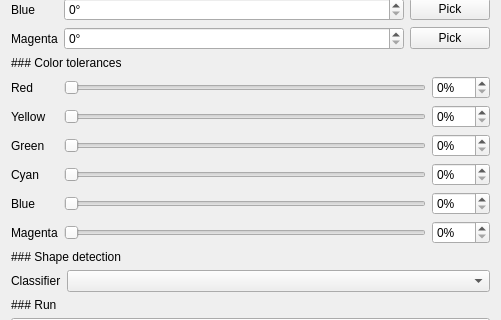
Before: the Qt Designer form src/tacty/ui/forms/tracking.ui in TactileLibrary/tacty, drawn with Qt 5; both pictures show x 0 to 501 and y 357 to 677 of the 501 by 873 pixel window.
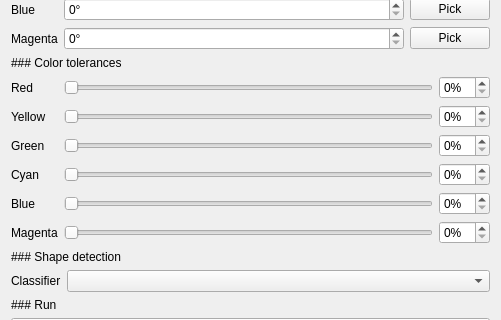
After: the same form once the commit is applied.

Commit message: color map extraction speedup

```diff
--- a/src/tacty/ui/forms/tracking.ui
+++ b/src/tacty/ui/forms/tracking.ui
@@ -432,7 +432,7 @@
        <item>
         <widget class="QSlider" name="redToleranceSlider">
          <property name="maximum">
-          <number>100</number>
+          <number>75</number>
          </property>
          <property name="orientation">
           <enum>Qt::Orientation::Horizontal</enum>
@@ -448,7 +448,7 @@
           <string>%</string>
          </property>
          <property name="maximum">
-          <number>100</number>
+          <number>75</number>
          </property>
         </widget>
        </item>
@@ -466,7 +466,7 @@
        <item>
         <widget class="QSlider" name="yellowToleranceSlider">
          <property name="maximum">
-          <number>100</number>
+          <number>75</number>
          </property>
          <property name="orientation">
           <enum>Qt::Orientation::Horizontal</enum>
@@ -482,7 +482,7 @@
           <string>%</string>
          </property>
          <property name="maximum">
-          <number>100</number>
+          <number>75</number>
          </property>
         </widget>
        </item>
@@ -500,7 +500,7 @@
        <item>
         <widget class="QSlider" name="greenToleranceSlider">
          <property name="maximum">
-          <number>100</number>
+          <number>75</number>
          </property>
          <property name="orientation">
           <enum>Qt::Orientation::Horizontal</enum>
@@ -516,7 +516,7 @@
           <string>%</string>
          </property>
          <property name="maximum">
-          <number>100</number>
+          <number>75</number>
          </property>
         </widget>
        </item>
@@ -534,7 +534,7 @@
        <item>
         <widget class="QSlider" name="cyanToleranceSlider">
          <property name="maximum">
-          <number>100</number>
+          <number>75</number>
          </property>
          <property name="orientation">
           <enum>Qt::Orientation::Horizontal</enum>
@@ -550,7 +550,7 @@
           <string>%</string>
          </property>
          <property name="maximum">
-          <number>100</number>
+          <number>75</number>
          </property>
         </widget>
        </item>
@@ -568,7 +568,7 @@
        <item>
         <widget class="QSlider" name="blueToleranceSlider">
          <property name="maximum">
-          <number>100</number>
+          <number>75</number>
          </property>
          <property name="orientation">
           <enum>Qt::Orientation::Horizontal</enum>
@@ -584,7 +584,7 @@
           <string>%</string>
          </property>
          <property name="maximum">
-          <number>100</number>
+          <number>75</number>
          </property>
         </widget>
        </item>
@@ -602,7 +602,7 @@
        <item>
         <widget class="QSlider" name="magentaToleranceSlider">
          <property name="maximum">
-          <number>100</number>
+          <number>75</number>
          </property>
          <property name="orientation">
           <enum>Qt::Orientation::Horizontal</enum>
@@ -618,7 +618,7 @@
           <string>%</string>
          </property>
          <property name="maximum">
-          <number>100</number>
+          <number>75</number>
          </property>
         </widget>
        </item>
```
The commit also changes 2 other files.
